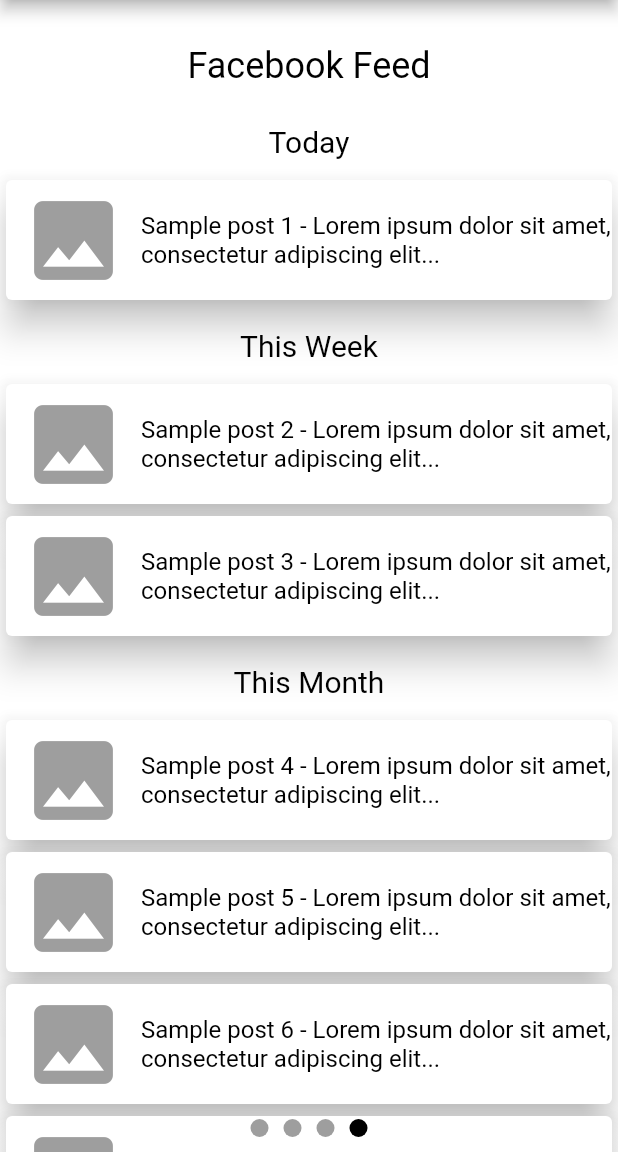
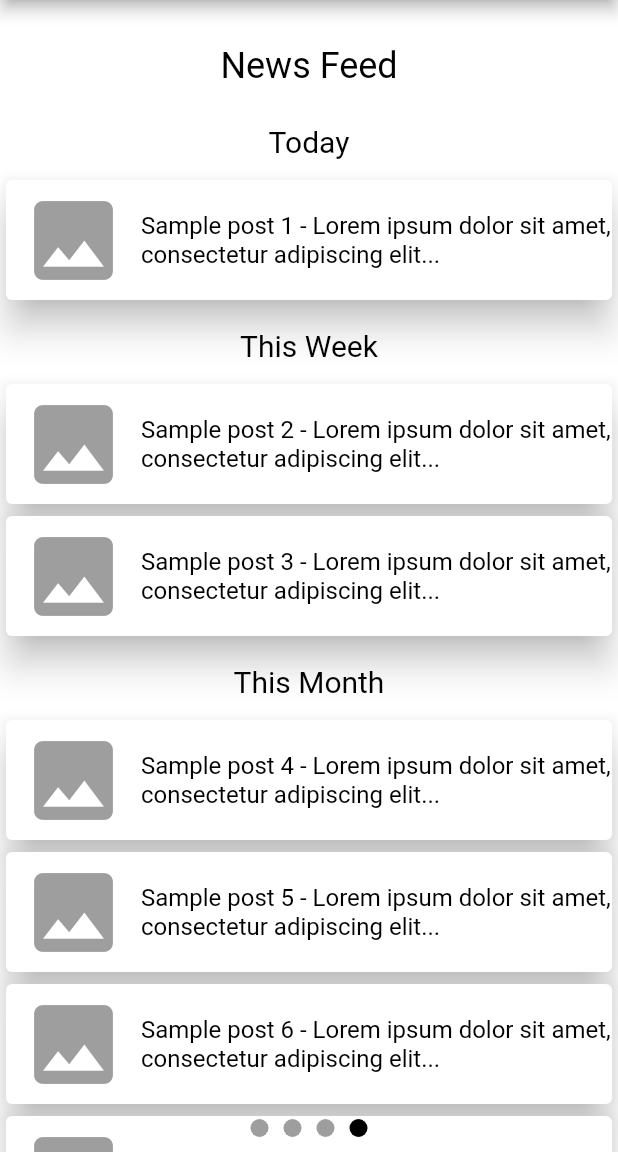
Before and after one commit to tcronis/WSIE_Radio, a Flutter app: the screen it shows after launch, swiped to page 4, on a phone screen of 412 x 824 dp, the part 84-1236 px from its top. Run offline on Flutter 3.47's test engine with Material 2 defaults, Android fonts, the phone set to English and light mode, and no system bars; drawn by our look-alikes of page_indicator; our stand-ins replace splashscreen; network calls fail.

Commit message:
renamed the facebook feed

```diff
--- a/wsie_radio/lib/Pages/facebook_page.dart
+++ b/wsie_radio/lib/Pages/facebook_page.dart
@@ -13,7 +13,7 @@ class __FacebookFeed extends State<FacebookFeed> {
       Padding(
         padding: const EdgeInsets.fromLTRB(20, 30, 20, 10),
         child: Text(
-          'Facebook Feed',
+          'News Feed',
           textAlign: TextAlign.center,
           style: TextStyle(
               color: Colors.black,
```
